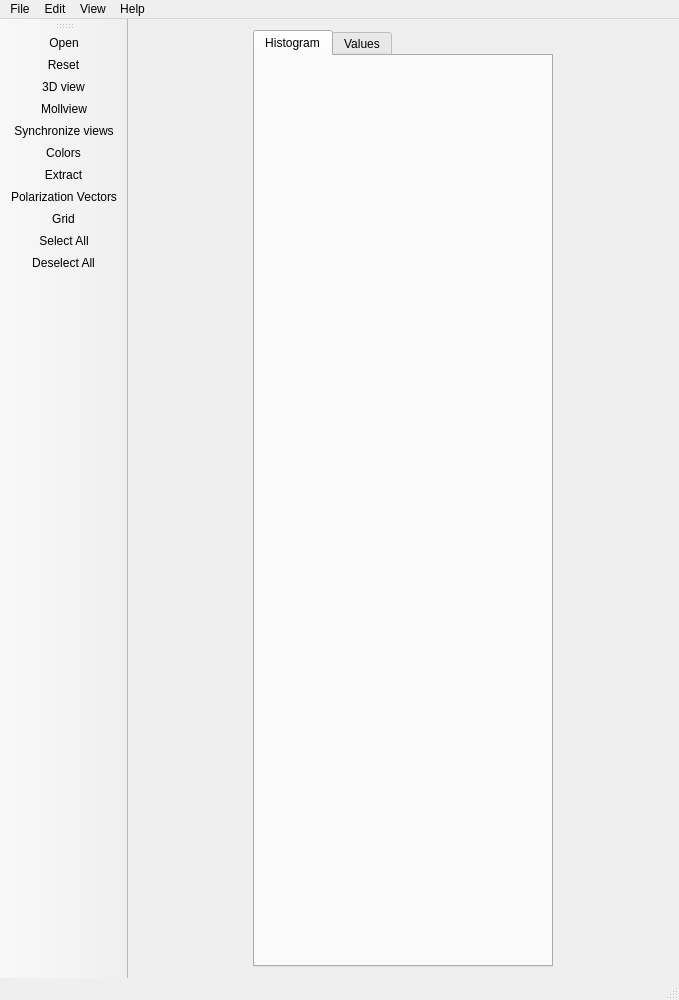
Qt form Skyviewer/mainwindow.ui (ATNoG/HealpixViewer) before a commit.
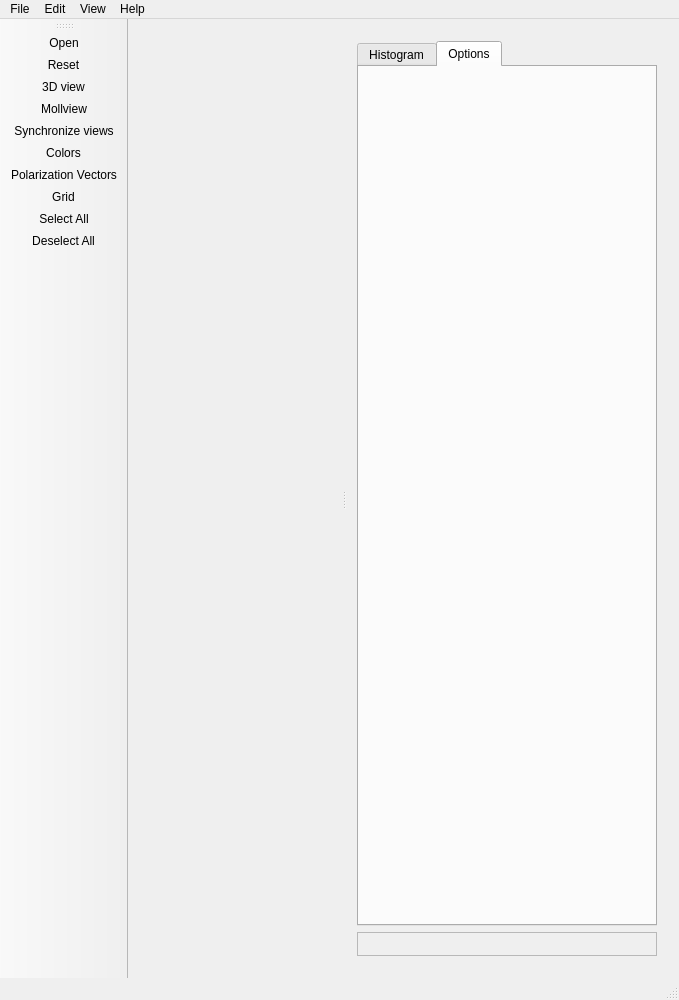
The same form after that commit. Icons and pictures are not drawn. Custom widgets are drawn as their Qt base class.

Commit message: Fixed problem in overlayCache Added options tab to select viewport options like the nsides to use Fixed the problem of syncing viewports with different sizes Added feature to allow more space between polarization vectors Main button are no long enabled if no viewport is selected When syncing viewports, all viewports are synchronized by the projection of the first viewport Added shortcut keys to change texture nside and pol.vectors nside Fixed problem in auto nside algorithm When changing histogram the map is now updated in realtime (if only one map is selected in histogram)

Diff of the .ui file:
```diff
--- a/Skyviewer/mainwindow.ui
+++ b/Skyviewer/mainwindow.ui
@@ -10,6 +10,12 @@
     <height>1000</height>
    </rect>
   </property>
+  <property name="sizePolicy">
+   <sizepolicy hsizetype="Preferred" vsizetype="Preferred">
+    <horstretch>2</horstretch>
+    <verstretch>0</verstretch>
+   </sizepolicy>
+  </property>
   <property name="minimumSize">
    <size>
     <width>0</width>
@@ -36,41 +42,31 @@
    <layout class="QHBoxLayout" name="horizontalLayout">
     <item>
      <widget class="QSplitter" name="splitter">
-      <property name="sizePolicy">
-       <sizepolicy hsizetype="Expanding" vsizetype="Expanding">
-        <horstretch>0</horstretch>
-        <verstretch>0</verstretch>
-       </sizepolicy>
-      </property>
-      <property name="minimumSize">
-       <size>
-        <width>0</width>
-        <height>0</height>
-       </size>
-      </property>
-      <property name="lineWidth">
-       <number>0</number>
-      </property>
       <property name="orientation">
        <enum>Qt::Horizontal</enum>
       </property>
-      <property name="opaqueResize">
-       <bool>true</bool>
-      </property>
-      <property name="childrenCollapsible">
-       <bool>true</bool>
-      </property>
+      <widget class="WorkSpace" name="workspace" native="true">
+       <property name="sizePolicy">
+        <sizepolicy hsizetype="Expanding" vsizetype="Expanding">
+         <horstretch>4</horstretch>
+         <verstretch>0</verstretch>
+        </sizepolicy>
+       </property>
+      </widget>
+      <widget class="QWidget" name="layoutWidget">
+       <layout class="QVBoxLayout" name="verticalLayout_2">
+        <item>
       <widget class="QTabWidget" name="tabWidget">
        <property name="sizePolicy">
         <sizepolicy hsizetype="Expanding" vsizetype="Expanding">
          <horstretch>0</horstretch>
-         <verstretch>0</verstretch>
+            <verstretch>4</verstretch>
         </sizepolicy>
        </property>
        <property name="minimumSize">
         <size>
-         <width>200</width>
-         <height>0</height>
+            <width>300</width>
+            <height>316</height>
         </size>
        </property>
        <property name="maximumSize">
@@ -80,7 +76,7 @@
         </size>
        </property>
        <property name="currentIndex">
-        <number>0</number>
+           <number>1</number>
        </property>
        <widget class="QWidget" name="histogramTab">
         <property name="sizePolicy">
@@ -92,12 +88,18 @@
         <attribute name="title">
          <string>Histogram</string>
         </attribute>
-        <layout class="QVBoxLayout" name="verticalLayout_3">
-         <item>
           <widget class="HistogramWidget" name="histogramControl" native="true">
            <property name="enabled">
             <bool>true</bool>
            </property>
+            <property name="geometry">
+             <rect>
+              <x>9</x>
+              <y>9</y>
+              <width>278</width>
+              <height>884</height>
+             </rect>
+            </property>
            <property name="sizePolicy">
             <sizepolicy hsizetype="Expanding" vsizetype="Expanding">
              <horstretch>0</horstretch>
@@ -108,7 +110,69 @@
             <string notr="true"/>
            </property>
           </widget>
-         </item>
+          </widget>
+          <widget class="QWidget" name="optionstab">
+           <property name="sizePolicy">
+            <sizepolicy hsizetype="Expanding" vsizetype="Expanding">
+             <horstretch>0</horstretch>
+             <verstretch>0</verstretch>
+            </sizepolicy>
+           </property>
+           <attribute name="title">
+            <string>Options</string>
+           </attribute>
+           <widget class="MapOptions" name="mapOptions" native="true">
+            <property name="geometry">
+             <rect>
+              <x>10</x>
+              <y>10</y>
+              <width>280</width>
+              <height>391</height>
+             </rect>
+            </property>
+            <property name="sizePolicy">
+             <sizepolicy hsizetype="Expanding" vsizetype="Expanding">
+              <horstretch>0</horstretch>
+              <verstretch>0</verstretch>
+             </sizepolicy>
+            </property>
+            <property name="minimumSize">
+             <size>
+              <width>280</width>
+              <height>0</height>
+             </size>
+            </property>
+           </widget>
+          </widget>
+         </widget>
+        </item>
+        <item>
+         <widget class="QFrame" name="frame">
+          <property name="sizePolicy">
+           <sizepolicy hsizetype="Expanding" vsizetype="Expanding">
+            <horstretch>0</horstretch>
+            <verstretch>0</verstretch>
+           </sizepolicy>
+          </property>
+          <property name="minimumSize">
+           <size>
+            <width>300</width>
+            <height>0</height>
+           </size>
+          </property>
+          <property name="maximumSize">
+           <size>
+            <width>300</width>
+            <height>16777215</height>
+           </size>
+          </property>
+          <property name="frameShape">
+           <enum>QFrame::StyledPanel</enum>
+          </property>
+          <property name="frameShadow">
+           <enum>QFrame::Raised</enum>
+          </property>
+          <layout class="QVBoxLayout" name="verticalLayout_3">
          <item>
           <widget class="ViewportManager" name="viewportManager" native="true">
            <property name="sizePolicy">
@@ -121,17 +185,8 @@
          </item>
         </layout>
        </widget>
-       <widget class="QWidget" name="valuesTab">
-        <property name="sizePolicy">
-         <sizepolicy hsizetype="Expanding" vsizetype="Expanding">
-          <horstretch>0</horstretch>
-          <verstretch>0</verstretch>
-         </sizepolicy>
-        </property>
-        <attribute name="title">
-         <string>Values</string>
-        </attribute>
-       </widget>
+        </item>
+       </layout>
       </widget>
      </widget>
     </item>
@@ -205,7 +260,6 @@
    <addaction name="actionMollview"/>
    <addaction name="actionSynchronize"/>
    <addaction name="actionColors"/>
-   <addaction name="actionExtract"/>
    <addaction name="actionPolarizationVectors"/>
    <addaction name="actionShowGrid"/>
    <addaction name="actionSelectAll"/>
@@ -378,6 +432,18 @@
    <header>viewportmanager.h</header>
    <container>1</container>
   </customwidget>
+  <customwidget>
+   <class>MapOptions</class>
+   <extends>QWidget</extends>
+   <header>mapoptions.h</header>
+   <container>1</container>
+  </customwidget>
+  <customwidget>
+   <class>WorkSpace</class>
+   <extends>QWidget</extends>
+   <header>workspace.h</header>
+   <container>1</container>
+  </customwidget>
  </customwidgets>
  <resources>
   <include location="icons.qrc"/>
```
Left out of the diff: 3 changed lines with no effect on the pictures. Lines whose indentation alone changed are shown as unchanged. The commit also changes 24 other files.
